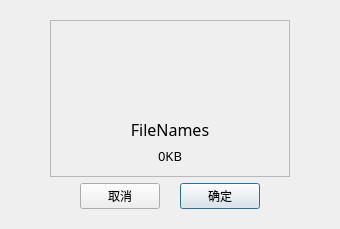
Qt form JChat/SendFile.ui (jpush/jchat-windows) before a commit.
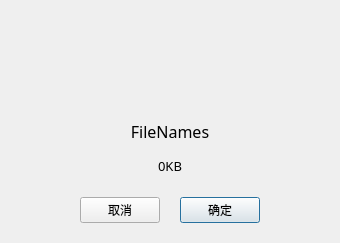
The same form after that commit. Icons and pictures are not drawn.

The edit to the form file:
```diff
--- a/JChat/SendFile.ui
+++ b/JChat/SendFile.ui
@@ -7,7 +7,7 @@
     <x>0</x>
     <y>0</y>
     <width>330</width>
-    <height>225</height>
+    <height>243</height>
    </rect>
   </property>
   <property name="windowTitle">
@@ -28,9 +28,6 @@
    </property>
    <item>
     <widget class="QFrame" name="frame_2">
-     <property name="frameShape">
-      <enum>QFrame::StyledPanel</enum>
-     </property>
      <property name="frameShadow">
       <enum>QFrame::Raised</enum>
      </property>
@@ -81,6 +78,9 @@
           <pointsize>12</pointsize>
          </font>
         </property>
+        <property name="styleSheet">
+         <string notr="true"/>
+        </property>
         <property name="text">
          <string>FileNames</string>
         </property>
```
